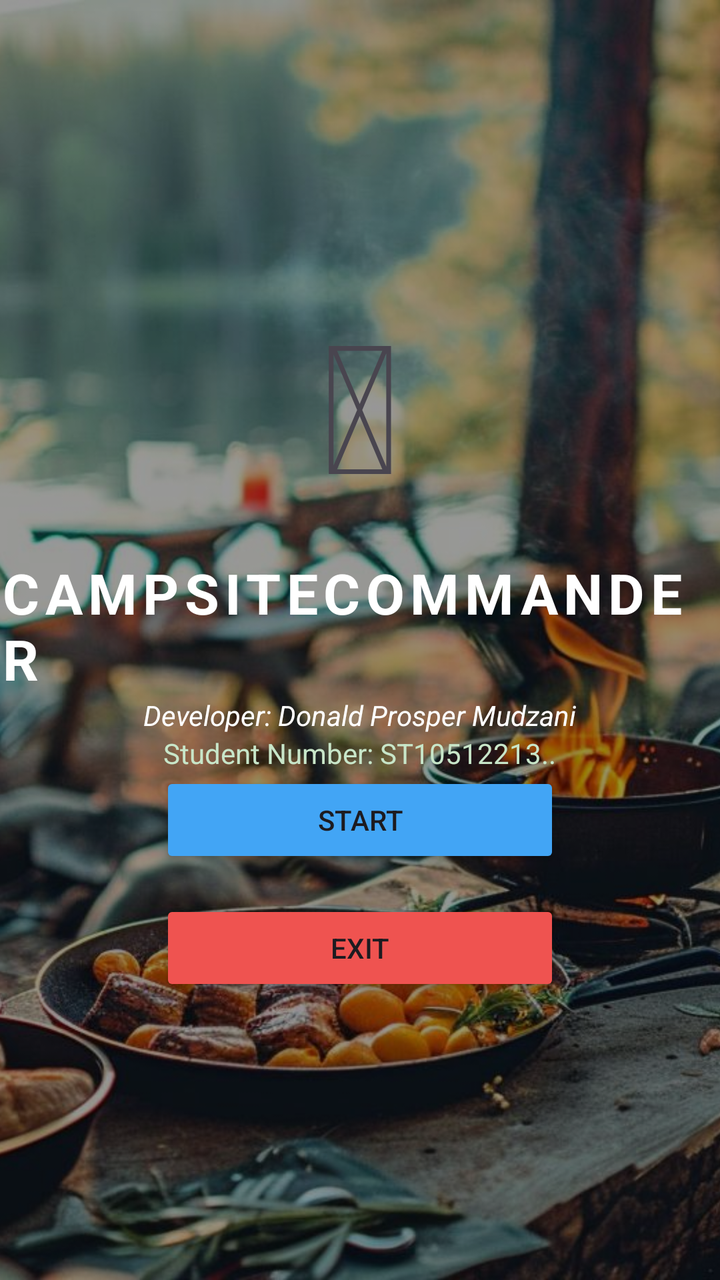
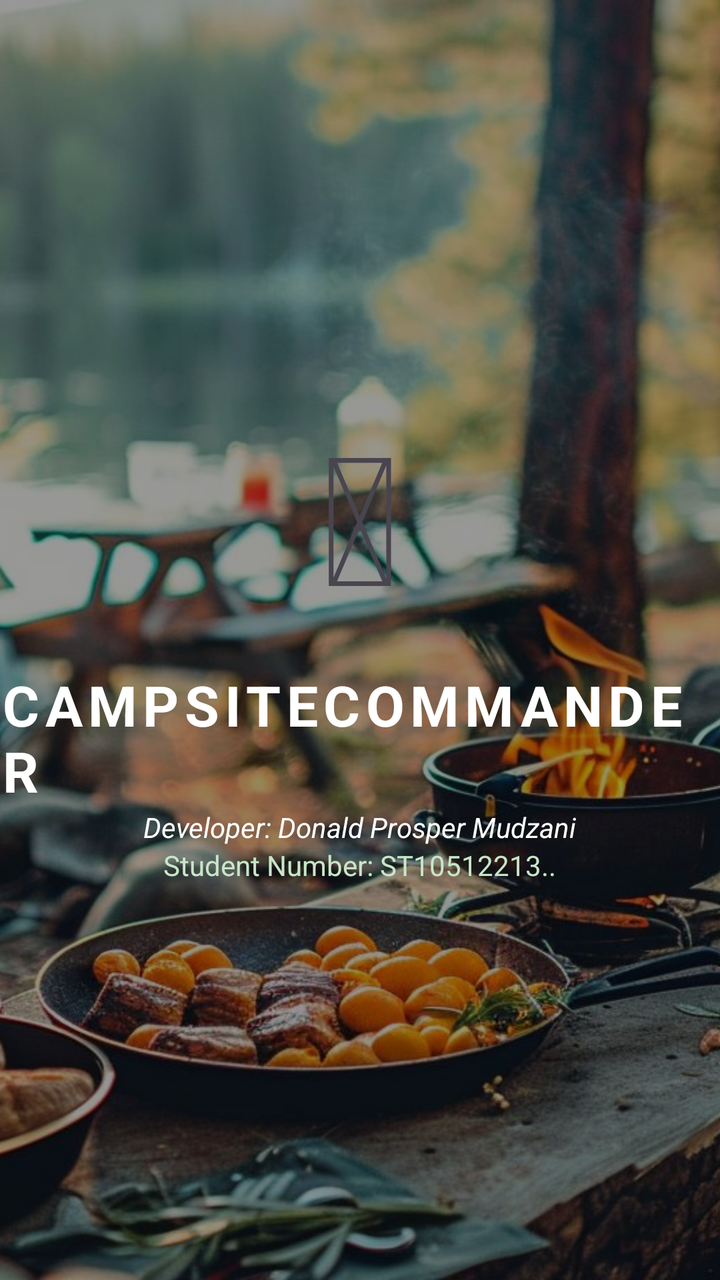

The first picture is an Android layout as it rendered before a commit; the second is the same layout after the commit. The layout source and the unified diff follow.
<!-- AndroidManifest.xml: application theme Theme.CampsiteCommander1 -->
<!-- res/layout/activity_splash.xml -->
<?xml version="1.0" encoding="utf-8"?>
<FrameLayout xmlns:android="http://schemas.android.com/apk/res/android"
    android:layout_width="match_parent"
    android:layout_height="match_parent">

    
    <ImageView
        android:id="@+id/ivBackground"
        android:layout_width="match_parent"
        android:layout_height="match_parent"
        android:src="@drawable/sunset"
        android:contentDescription="App Logo Background"
        android:scaleType="centerCrop" />

    
    <View
        android:layout_width="match_parent"
        android:layout_height="match_parent"
        android:background="@color/black"
        android:alpha="0.4" />

    <LinearLayout
        android:layout_width="match_parent"
        android:layout_height="match_parent"
        android:orientation="vertical"
        android:gravity="center">


    
    <TextView
        android:layout_width="wrap_content"
        android:layout_height="wrap_content"
        android:text="&#x1F525;"
        android:textSize="90sp"
        android:layout_marginBottom="16dp"/>
    
    <TextView
        android:layout_width="wrap_content"
        android:layout_height="wrap_content"
        android:text="CAMPSITECOMMANDER"
        android:layout_gravity="center"
        android:textSize="28sp"
        android:textStyle="bold"
        android:textColor="#FFFFFF"
        android:letterSpacing="0.1"/>
    

    
    <TextView
        android:layout_width="wrap_content"
        android:layout_height="wrap_content"
        android:text="Developer: Donald Prosper Mudzani"
        android:textColor="#FFFFFF"
        android:textSize="14sp"
        android:textStyle="italic"/>
    <TextView
        android:layout_width="wrap_content"
        android:layout_height="wrap_content"
        android:text="Student Number: ST10512213.."
        android:textColor="#C8E6C9"
        android:textSize="14sp"/>
    <Button android:id="@+id/btnStart"
        android:layout_width="200dp" android:layout_height="wrap_content"
        android:text="Start" android:backgroundTint="#42A5F5"
        android:layout_marginBottom="16dp" />

    <Button android:id="@+id/btnExit"
        android:layout_width="200dp" android:layout_height="wrap_content"
        android:text="Exit" android:backgroundTint="#EF5350" />

</LinearLayout>
</FrameLayout>
<!-- resources referenced by this layout -->
<resources>
  <color name="black">#FF000000</color>
  <!-- drawable sunset: jpeg bitmap (drawable, 186983 bytes) -->
  <style name="Theme.CampsiteCommander1" parent="Base.Theme.CampsiteCommander1" />
  <style name="Base.Theme.CampsiteCommander1" parent="Theme.Material3.DayNight.NoActionBar">
          
          
      </style>
</resources>

<!-- the commit's change to res/layout/activity_splash.xml (unified diff, before → after) -->
@@ -59,14 +59,7 @@
         android:text="Student Number: ST10512213.."
         android:textColor="#C8E6C9"
         android:textSize="14sp"/>
-    <Button android:id="@+id/btnStart"
-        android:layout_width="200dp" android:layout_height="wrap_content"
-        android:text="Start" android:backgroundTint="#42A5F5"
-        android:layout_marginBottom="16dp" />
 
-    <Button android:id="@+id/btnExit"
-        android:layout_width="200dp" android:layout_height="wrap_content"
-        android:text="Exit" android:backgroundTint="#EF5350" />
 
 </LinearLayout>
 </FrameLayout>
